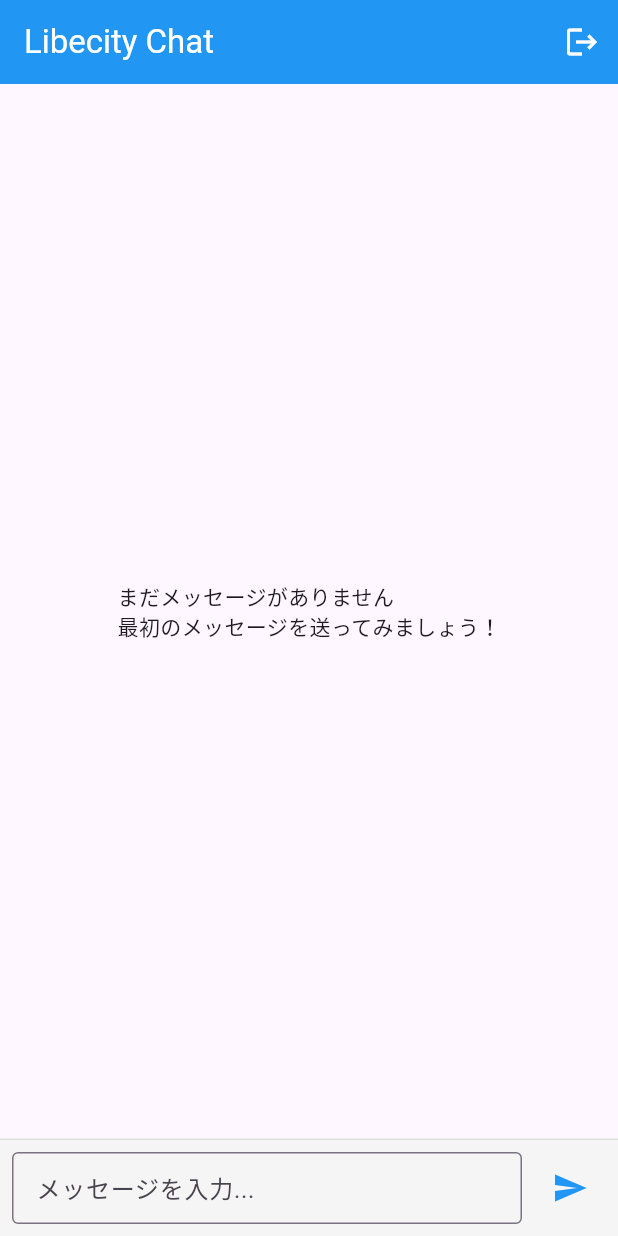
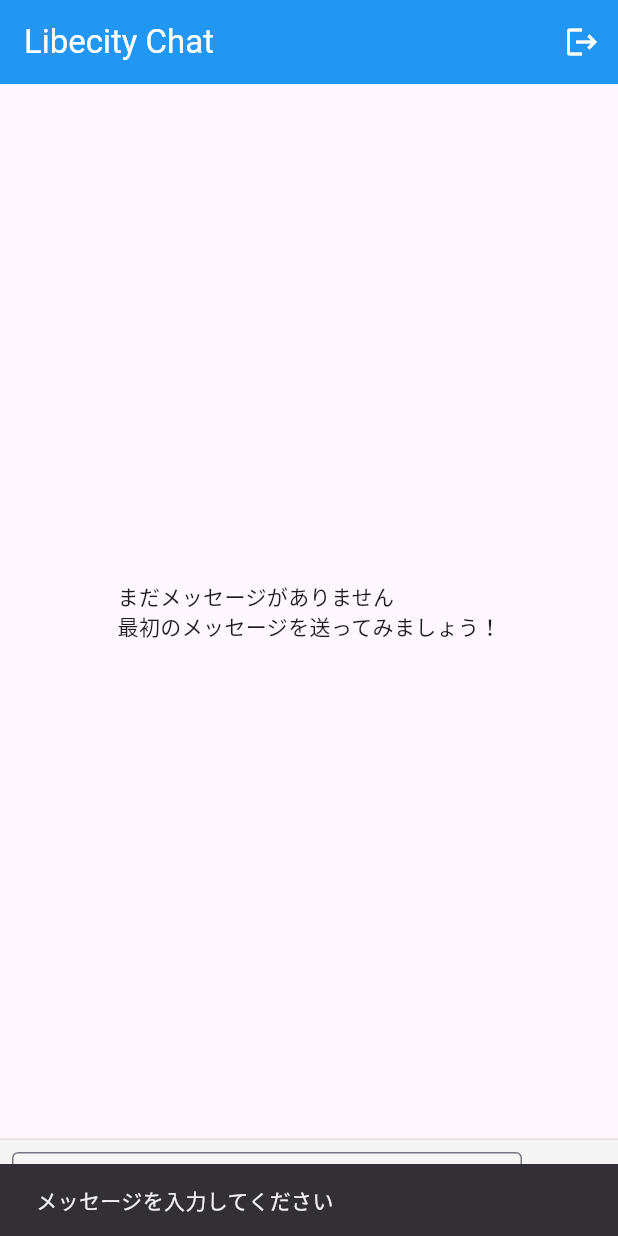
Before and after one commit to naoto-gigit/libecity_app, a Flutter app: the screen it shows once a user with an empty profile is signed in, after a tap on the "send" icon, on a phone screen of 412 x 824 dp. Run offline on Flutter 3.47's test engine with Material 3 defaults, Android fonts, the phone set to English and light mode, and no system bars; our stand-ins replace cloud_firestore, firebase_auth, firebase_core, flutter_riverpod, hive_flutter; accounts and stored records are empty.

Commit message:
セキュリティ強化: Firebase Rules設定と入力値検証を実装
- Firestore Security Rulesを設定（認証必須、文字数制限、編集権限制御）
- クライアント側の入力値検証を強化
  - 文字数制限（1000文字）
  - 連続投稿防止（3秒間隔）
  - 制御文字除去とテキスト正規化
- firebase.jsonにFirestore設定を追加

🤖 Generated with Claude Code

Co-Authored-By: Claude <noreply@anthropic.com>

```diff
--- a/lib/screens/chat_list_screen.dart
+++ b/lib/screens/chat_list_screen.dart
@@ -16,6 +16,7 @@ class _ChatListScreenState extends ConsumerState<ChatListScreen> {
   final TextEditingController _messageController = TextEditingController();
   final ScrollController _scrollController = ScrollController();
   bool _isLoading = false;
+  DateTime? _lastMessageTime; // 連続投稿防止用
 
   @override
   void dispose() {
@@ -27,15 +28,39 @@ class _ChatListScreenState extends ConsumerState<ChatListScreen> {
   // メッセージを送信する関数
   Future<void> _sendMessage() async {
     final text = _messageController.text.trim();
-    if (text.isEmpty) return;
+
+    // 入力値検証
+    if (text.isEmpty) {
+      _showErrorSnackBar('メッセージを入力してください');
+      return;
+    }
+
+    // 文字数制限（Firestore Rulesと一致）
+    if (text.length > 1000) {
+      _showErrorSnackBar('メッセージは1000文字以内で入力してください');
+      return;
+    }
+
+    // 連続投稿の防止（3秒間隔）
+    if (_lastMessageTime != null) {
+      final timeDiff = DateTime.now().difference(_lastMessageTime!);
+      if (timeDiff.inSeconds < 3) {
+        _showErrorSnackBar('連続投稿はお控えください（${3 - timeDiff.inSeconds}秒後に再試行）');
+        return;
+      }
+    }
+
+    // 入力値のクリーニング
+    final sanitizedText = _sanitizeInput(text);
 
     setState(() {
       _isLoading = true;
     });
 
     try {
-      await FirestoreService.sendMessage(text);
+      await FirestoreService.sendMessage(sanitizedText);
       _messageController.clear();
+      _lastMessageTime = DateTime.now(); // 送信時刻を記録
 
       // 新しいメッセージが送信されたら最下部にスクロール
       if (mounted) {
@@ -45,9 +70,9 @@ class _ChatListScreenState extends ConsumerState<ChatListScreen> {
       }
     } catch (e) {
       if (mounted) {
-        ScaffoldMessenger.of(context).showSnackBar(
-          SnackBar(content: Text('メッセージの送信に失敗しました: $e')),
-        );
+        ScaffoldMessenger.of(
+          context,
+        ).showSnackBar(SnackBar(content: Text('メッセージの送信に失敗しました: $e')));
       }
     } finally {
       if (mounted) {
@@ -66,6 +91,31 @@ class _ChatListScreenState extends ConsumerState<ChatListScreen> {
         duration: const Duration(milliseconds: 300),
         curve: Curves.easeOut,
       );
+    }
+  }
+
+  // 入力値の検証とクリーニング
+  String _sanitizeInput(String input) {
+    // 実際に必要な処理：
+    // 1. 改行の正規化（連続改行を制限）
+    String cleaned = input.replaceAll(RegExp(r'\n{3,}'), '\n\n');
+
+    // 2. 制御文字を除去（見えない文字でレイアウト崩れを防ぐ）
+    cleaned = cleaned.replaceAll(
+      RegExp(r'[\x00-\x08\x0B\x0C\x0E-\x1F\x7F]'),
+      '',
+    );
+
+    // 3. 前後の空白を削除
+    return cleaned.trim();
+  }
+
+  // エラーメッセージを表示
+  void _showErrorSnackBar(String message) {
+    if (mounted) {
+      ScaffoldMessenger.of(
+        context,
+      ).showSnackBar(SnackBar(content: Text(message)));
     }
   }
 
@@ -100,9 +150,7 @@ class _ChatListScreenState extends ConsumerState<ChatListScreen> {
                 }
 
                 if (snapshot.hasError) {
-                  return Center(
-                    child: Text('エラーが発生しました: ${snapshot.error}'),
-                  );
+                  return Center(child: Text('エラーが発生しました: ${snapshot.error}'));
                 }
 
                 final messages = snapshot.data ?? [];
@@ -140,6 +188,7 @@ class _ChatListScreenState extends ConsumerState<ChatListScreen> {
                 Expanded(
                   child: TextField(
                     controller: _messageController,
+                    maxLength: 1000, // 文字数制限を明示
                     decoration: const InputDecoration(
                       hintText: 'メッセージを入力...',
                       border: OutlineInputBorder(),
@@ -147,6 +196,7 @@ class _ChatListScreenState extends ConsumerState<ChatListScreen> {
                         horizontal: 12,
                         vertical: 8,
                       ),
+                      counterText: '', // 文字数カウンターを非表示
                     ),
                     onSubmitted: (_) => _sendMessage(),
                   ),
```
Also changed, not shown: lib/main.dart (+2 -8 lines), lib/providers/auth_provider.dart (+8 -2 lines), lib/screens/login_screen.dart (+8 -14 lines), lib/widgets/auth_wrapper.dart (+2 -5 lines), firebase.json, lib/firebase_options.dart, lib/models/message.dart (line endings or trailing spaces), lib/services/firestore_service.dart (line endings or trailing spaces), 1 other file.
